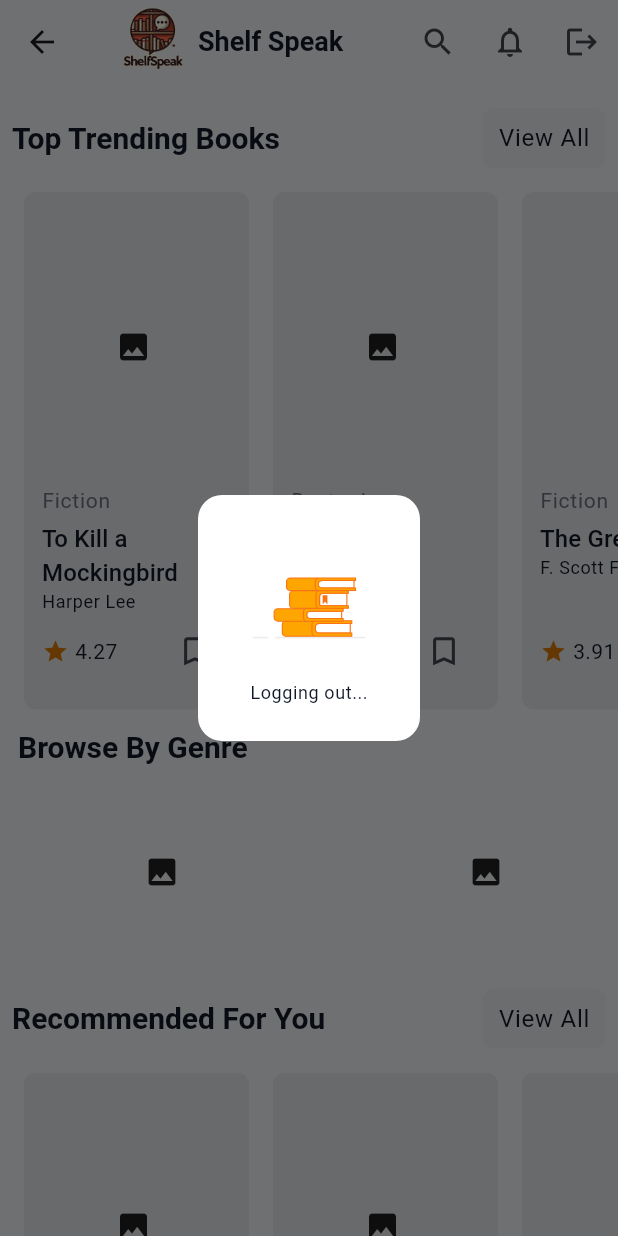
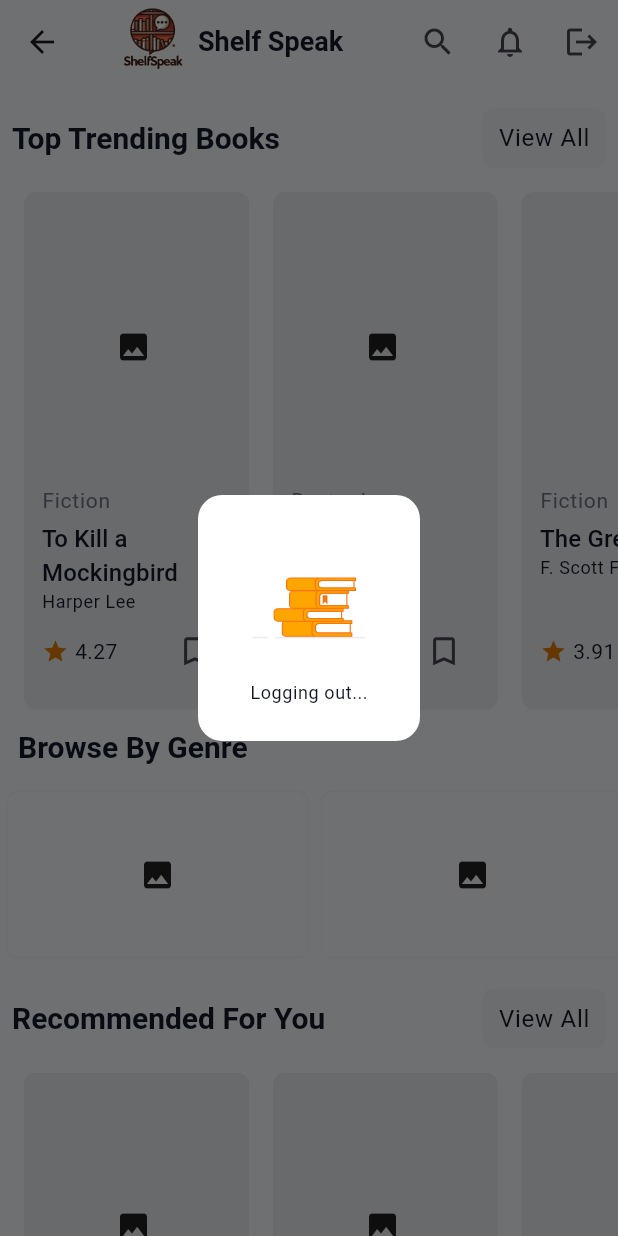
Before and after one commit to itssss-sweta/Book-Review-Frontend, a Flutter app: the HomePage screen opened by its route, after a tap on the "logout" icon, on a phone screen of 412 x 824 dp. Run offline on Flutter 3.47's test engine with Material 3 defaults, Android fonts, the phone set to English and light mode, and no system bars; drawn by our look-alikes of cached_network_image, lottie; our stand-ins replace bloc, dio, flutter_bloc, loading_animation_widget, shared_preferences, shimmer; accounts and stored records are empty; network calls fail.

Commit message:
style: decorate genre section card

```diff
--- a/lib/src/features/homepage/presentation/widgets/genre_section.dart
+++ b/lib/src/features/homepage/presentation/widgets/genre_section.dart
@@ -31,12 +31,19 @@ class GenreSection extends StatelessWidget {
             itemBuilder: (context, index) {
               final genre = genreList.genres?[index];
               return Padding(
-                padding: const EdgeInsets.all(8.0),
+                padding: const EdgeInsets.all(4.0),
+                child: Container(
+                  decoration: BoxDecoration(
+                    borderRadius: BorderRadius.circular(8.0),
+                    border:
+                        Border.all(color: AppColors.cardColor.withOpacity(0.5)),
+                  ),
+                  clipBehavior: Clip.antiAlias,
                   child: Stack(
                     children: [
                       BaseNetworkImage(
                         imageUrl: genre?.image ?? '',
-                      height: 100,
+                        height: 190,
                         width: 200,
                         boxFit: BoxFit.cover,
                       ),
@@ -53,6 +60,7 @@ class GenreSection extends StatelessWidget {
                       )
                     ],
                   ),
+                ),
               );
             },
           );
```
Lines whose indentation alone changed are shown as unchanged.
